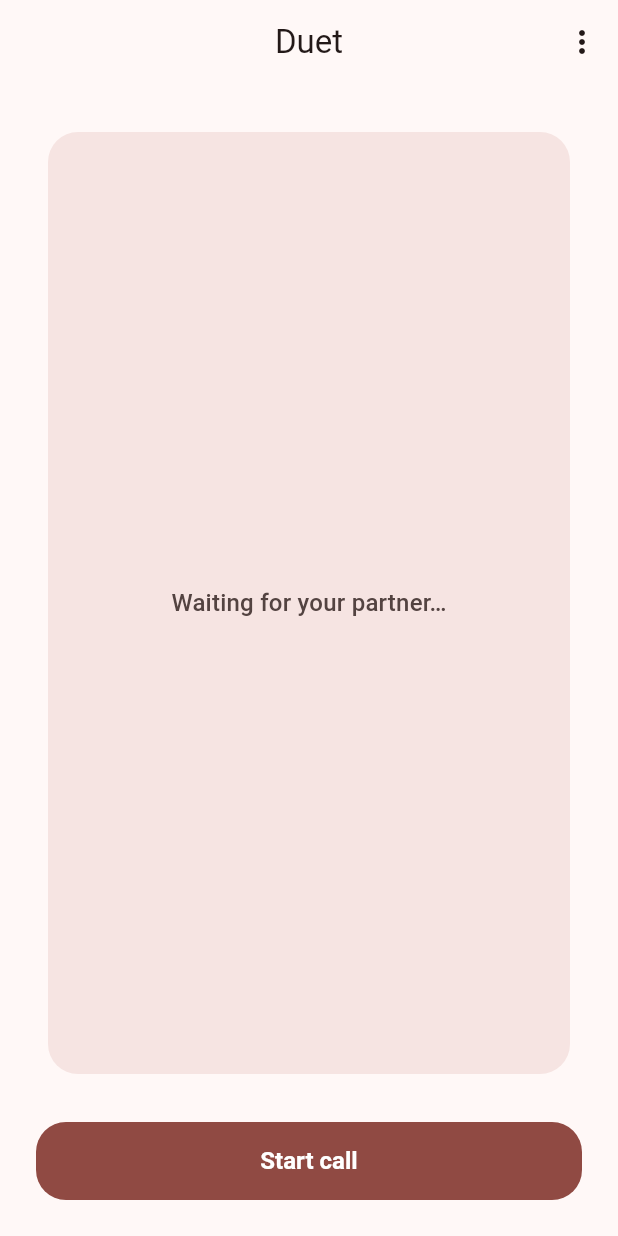
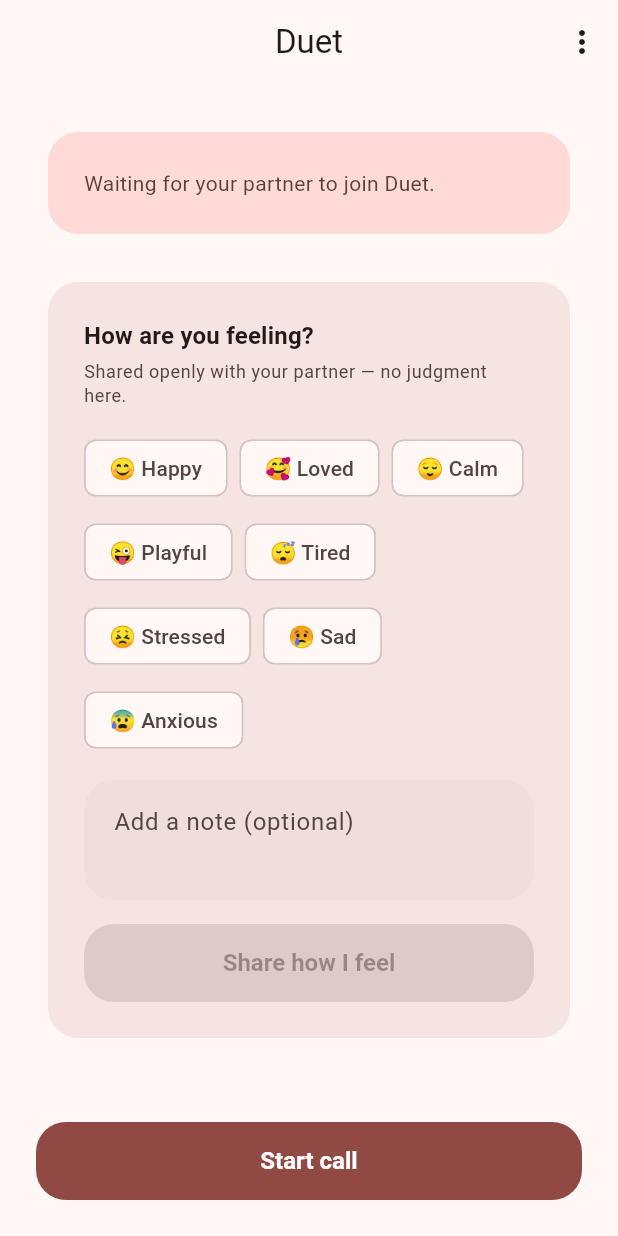
Before and after one commit to kaprafoods-sketch/video-caller, a Flutter app: the screen it shows once a user with an empty profile is signed in, on a phone screen of 412 x 824 dp. Run offline on Flutter 3.47's test engine with Material 3 defaults, Android fonts, the phone set to English and light mode, and no system bars; our stand-ins replace cloud_firestore, cloud_functions, firebase_auth, firebase_core, google_sign_in; accounts and stored records are empty.

Commit message:
Feature 3: Lobby with mood check-ins
- Mood enum (8 moods with emoji) + MoodEntry model
- MoodService.checkIn / watchLatestMood; moods are shared openly with the
  partner (no hidden negativity)
- CoupleService.watchPartner streams the partner's user doc
- PartnerMoodCard shows the partner's current mood as context
  ("Priya is feeling tired") with their note; MoodCheckInCard lets you pick
  a mood + optional note and share it
- Home screen becomes the Lobby: partner mood context + check-in above the
  call action when idle; incoming/in-progress call states unchanged
- Central strings for all mood labels + lobby copy (moodLabel mapping)
- Composite index for the latest-mood-per-user query

Co-Authored-By: Claude Fable 5 <noreply@anthropic.com>
Claude-Session: https://claude.ai/code/session_017x9HPPrA5pugrkvCBsdXkX

```diff
--- /dev/null
+++ b/lib/l10n/mood_labels.dart
@@ -0,0 +1,25 @@
+import '../models/mood.dart';
+import 'strings.dart';
+
+/// Localized display label for a [Mood]. Kept out of the model so the enum
+/// stays presentation-free; update here (and AppStrings) when localizing.
+String moodLabel(Mood mood) {
+  switch (mood) {
+    case Mood.happy:
+      return AppStrings.moodHappy;
+    case Mood.loved:
+      return AppStrings.moodLoved;
+    case Mood.calm:
+      return AppStrings.moodCalm;
+    case Mood.playful:
+      return AppStrings.moodPlayful;
+    case Mood.tired:
+      return AppStrings.moodTired;
+    case Mood.stressed:
+      return AppStrings.moodStressed;
+    case Mood.sad:
+      return AppStrings.moodSad;
+    case Mood.anxious:
+      return AppStrings.moodAnxious;
+  }
+}
--- a/lib/l10n/strings.dart
+++ b/lib/l10n/strings.dart
@@ -48,6 +48,26 @@ abstract final class AppStrings {
 
   // Mood
   static const String partnerMoodPrefix = 'is feeling';
+  static const String moodHappy = 'Happy';
+  static const String moodLoved = 'Loved';
+  static const String moodCalm = 'Calm';
+  static const String moodPlayful = 'Playful';
+  static const String moodTired = 'Tired';
+  static const String moodStressed = 'Stressed';
+  static const String moodSad = 'Sad';
+  static const String moodAnxious = 'Anxious';
+  static const String checkInTitle = 'How are you feeling?';
+  static const String checkInSubtitle =
+      'Shared openly with your partner — no judgment here.';
+  static const String checkInNoteHint = 'Add a note (optional)';
+  static const String saveMood = 'Share how I feel';
+  static const String moodSaved = 'Mood shared 💛';
+  static const String moodSaveError =
+      'Could not save your mood. Please try again.';
+  static const String partnerNoMoodSuffix = "hasn't checked in yet";
+  static const String partnerWaitingToJoin =
+      'Waiting for your partner to join Duet.';
+  static const String yourMoodLabel = 'Your mood';
 
   // Errors
   static const String genericError = 'Something went wrong. Please try again.';
--- /dev/null
+++ b/lib/models/mood.dart
@@ -0,0 +1,20 @@
+enum Mood {
+  happy('😊'),
+  loved('🥰'),
+  calm('😌'),
+  playful('😜'),
+  tired('😴'),
+  stressed('😣'),
+  sad('😢'),
+  anxious('😰');
+
+  const Mood(this.emoji);
+  final String emoji;
+
+  static Mood? fromName(String? name) {
+    for (final m in Mood.values) {
+      if (m.name == name) return m;
+    }
+    return null;
+  }
+}
--- /dev/null
+++ b/lib/models/mood_entry.dart
@@ -0,0 +1,27 @@
+import 'package:cloud_firestore/cloud_firestore.dart';
+
+import 'mood.dart';
+
+class MoodEntry {
+  final String uid;
+  final Mood mood;
+  final String note;
+  final DateTime createdAt;
+
+  const MoodEntry({
+    required this.uid,
+    required this.mood,
+    required this.note,
+    required this.createdAt,
+  });
+
+  factory MoodEntry.fromMap(Map<String, dynamic> map) {
+    return MoodEntry(
+      uid: map['uid'] as String? ?? '',
+      mood: Mood.fromName(map['mood'] as String?) ?? Mood.calm,
+      note: map['note'] as String? ?? '',
+      createdAt: (map['createdAt'] as Timestamp?)?.toDate() ??
+          DateTime.fromMillisecondsSinceEpoch(0),
+    );
+  }
+}
--- a/lib/screens/home_screen.dart
+++ b/lib/screens/home_screen.dart
@@ -5,11 +5,16 @@ import 'package:url_launcher/url_launcher.dart';
 import '../l10n/strings.dart';
 import '../models/app_user.dart';
 import '../models/call.dart';
+import '../models/mood_entry.dart';
 import '../services/auth_service.dart';
 import '../services/call/call_service.dart';
 import '../services/call/call_service_locator.dart';
+import '../services/couple_service.dart';
+import '../services/mood_service.dart';
 import '../services/pairing_service.dart';
 import '../theme/app_theme.dart';
+import '../widgets/mood_check_in_card.dart';
+import '../widgets/partner_mood_card.dart';
 
 /// The main screen shown once the user is signed in and paired.
 class HomeScreen extends StatefulWidget {
@@ -23,6 +28,8 @@ class HomeScreen extends StatefulWidget {
 
 class _HomeScreenState extends State<HomeScreen> {
   bool _starting = false;
+  late final CoupleService _coupleService = CoupleService();
+  late final MoodService _moodService = MoodService();
 
   AppUser get user => widget.user;
 
@@ -165,7 +172,7 @@ class _HomeScreenState extends State<HomeScreen> {
               if (call != null && call.startedBy == user.uid) {
                 return _buildCallInProgress(theme, call);
               }
-              return _buildNoActiveCall(theme);
+              return _buildLobby();
             },
           ),
         ),
@@ -251,23 +258,61 @@ class _HomeScreenState extends State<HomeScreen> {
     );
   }
 
-  Widget _buildNoActiveCall(ThemeData theme) {
+  Widget _buildLobby() {
     return Column(
       crossAxisAlignment: CrossAxisAlignment.stretch,
       children: [
         Expanded(
-          child: Card(
-            child: Padding(
-              padding: const EdgeInsets.all(AppSpacing.lg),
-              child: Center(
-                child: Text(
-                  AppStrings.waitingForPartner,
-                  textAlign: TextAlign.center,
-                  style: theme.textTheme.titleMedium?.copyWith(
-                    color: theme.colorScheme.onSurfaceVariant,
+          child: SingleChildScrollView(
+            child: Column(
+              crossAxisAlignment: CrossAxisAlignment.stretch,
+              children: [
+                // Partner mood section
+                StreamBuilder<AppUser?>(
+                  stream: _coupleService.watchPartner(
+                    coupleId: user.coupleId!,
+                    myUid: user.uid,
                   ),
+                  builder: (context, partnerSnap) {
+                    final partner = partnerSnap.data;
+                    if (partner == null) {
+                      return const PartnerMoodCard(
+                        partner: null,
+                        partnerMood: null,
+                      );
+                    }
+                    return StreamBuilder<MoodEntry?>(
+                      stream: _moodService.watchLatestMood(
+                        coupleId: user.coupleId!,
+                        uid: partner.uid,
+                      ),
+                      builder: (context, moodSnap) => PartnerMoodCard(
+                        partner: partner,
+                        partnerMood: moodSnap.data,
+                      ),
+                    );
+                  },
                 ),
-              ),
+                const SizedBox(height: AppSpacing.md),
+                // My mood check-in section
+                StreamBuilder<MoodEntry?>(
+                  stream: _moodService.watchLatestMood(
+                    coupleId: user.coupleId!,
+                    uid: user.uid,
+                  ),
+                  builder: (context, mySnap) {
+                    final myMood = mySnap.data;
+                    return MoodCheckInCard(
+                      // Recreate when the persisted mood changes so it
+                      // pre-selects correctly.
+                      key: ValueKey('${myMood?.mood.name}|${myMood?.note}'),
+                      coupleId: user.coupleId!,
+                      uid: user.uid,
+                      currentMood: myMood,
+                    );
+                  },
+                ),
+              ],
             ),
           ),
         ),
--- /dev/null
+++ b/lib/services/couple_service.dart
@@ -0,0 +1,31 @@
+import 'package:cloud_firestore/cloud_firestore.dart';
+
+import '../models/app_user.dart';
+
+class CoupleService {
+  CoupleService({FirebaseFirestore? firestore})
+      : _db = firestore ?? FirebaseFirestore.instance;
+  final FirebaseFirestore _db;
+
+  /// Streams the partner's [AppUser] for [coupleId] from the perspective of
+  /// [myUid]. Emits null while the partner is unknown (couple missing, still
+  /// pending, or the partner's user doc absent).
+  Stream<AppUser?> watchPartner({
+    required String coupleId,
+    required String myUid,
+  }) {
+    return _db.collection('couples').doc(coupleId).snapshots().asyncExpand((coupleSnap) {
+      if (!coupleSnap.exists) return Stream<AppUser?>.value(null);
+      final members = List<String>.from(
+        (coupleSnap.data()?['memberUids'] as List<dynamic>?) ?? const [],
+      );
+      final partnerUid = members.firstWhere((u) => u != myUid, orElse: () => '');
+      if (partnerUid.isEmpty) return Stream<AppUser?>.value(null);
+      return _db.collection('users').doc(partnerUid).snapshots().map(
+            (userSnap) => userSnap.exists
+                ? AppUser.fromMap(partnerUid, userSnap.data()!)
+                : null,
+          );
+    });
+  }
+}
--- /dev/null
+++ b/lib/services/mood_service.dart
@@ -0,0 +1,43 @@
+import 'package:cloud_firestore/cloud_firestore.dart';
+
+import '../models/mood.dart';
+import '../models/mood_entry.dart';
+
+class MoodService {
+  MoodService({FirebaseFirestore? firestore})
+      : _db = firestore ?? FirebaseFirestore.instance;
+  final FirebaseFirestore _db;
+
+  CollectionReference<Map<String, dynamic>> _moods(String coupleId) =>
+      _db.collection('couples').doc(coupleId).collection('moods');
+
+  /// Records a new mood check-in for [uid] in the couple. Moods are shared
+  /// openly with the partner — there is no private/hidden mood.
+  Future<void> checkIn({
+    required String coupleId,
+    required String uid,
+    required Mood mood,
+    String note = '',
+  }) {
+    return _moods(coupleId).add({
+      'uid': uid,
+      'mood': mood.name,
+      'note': note,
+      'createdAt': FieldValue.serverTimestamp(),
+    });
+  }
+
+  /// Streams the most recent mood check-in for [uid], or null if none yet.
+  Stream<MoodEntry?> watchLatestMood({
+    required String coupleId,
+    required String uid,
+  }) {
+    return _moods(coupleId)
+        .where('uid', isEqualTo: uid)
+        .orderBy('createdAt', descending: true)
+        .limit(1)
+        .snapshots()
+        .map((qs) =>
+            qs.docs.isEmpty ? null : MoodEntry.fromMap(qs.docs.first.data()));
+  }
+}
--- /dev/null
+++ b/lib/widgets/mood_check_in_card.dart
@@ -0,0 +1,133 @@
+import 'package:flutter/material.dart';
+
+import '../l10n/mood_labels.dart';
+import '../l10n/strings.dart';
+import '../models/mood.dart';
+import '../models/mood_entry.dart';
+import '../services/mood_service.dart';
+import '../theme/app_theme.dart';
+
+class MoodCheckInCard extends StatefulWidget {
+  const MoodCheckInCard({
+    super.key,
+    required this.coupleId,
+    required this.uid,
+    required this.currentMood,
+    this.moodService,
+  });
+
+  final String coupleId;
+  final String uid;
+  final MoodEntry? currentMood;
+  final MoodService? moodService;
+
+  @override
+  State<MoodCheckInCard> createState() => _MoodCheckInCardState();
+}
+
+class _MoodCheckInCardState extends State<MoodCheckInCard> {
+  Mood? _selected;
+  late final TextEditingController _noteController;
+  bool _saving = false;
+  late final MoodService _service = widget.moodService ?? MoodService();
+
+  @override
+  void initState() {
+    super.initState();
+    _selected = widget.currentMood?.mood;
+    _noteController = TextEditingController(
+      text: widget.currentMood?.note ?? '',
+    );
+  }
+
+  @override
+  void dispose() {
+    _noteController.dispose();
+    super.dispose();
+  }
+
+  Future<void> _save() async {
+    setState(() => _saving = true);
+    try {
+      await _service.checkIn(
+        coupleId: widget.coupleId,
+        uid: widget.uid,
+        mood: _selected!,
+        note: _noteController.text.trim(),
+      );
+      if (!mounted) return;
+      ScaffoldMessenger.of(context).showSnackBar(
+        const SnackBar(content: Text(AppStrings.moodSaved)),
+      );
+    } catch (_) {
+      if (!mounted) return;
+      ScaffoldMessenger.of(context).showSnackBar(
+        const SnackBar(content: Text(AppStrings.moodSaveError)),
+      );
+    } finally {
+      if (mounted) setState(() => _saving = false);
+    }
+  }
+
+  @override
+  Widget build(BuildContext context) {
+    final theme = Theme.of(context);
+
+    return Card(
+      child: Padding(
+        padding: const EdgeInsets.all(AppSpacing.lg),
+        child: Column(
+          crossAxisAlignment: CrossAxisAlignment.start,
+          mainAxisSize: MainAxisSize.min,
+          children: [
+            Text(
+              AppStrings.checkInTitle,
+              style: theme.textTheme.titleMedium?.copyWith(
+                fontWeight: FontWeight.bold,
+              ),
+            ),
+            const SizedBox(height: AppSpacing.xs),
+            Text(
+              AppStrings.checkInSubtitle,
+              style: theme.textTheme.bodySmall?.copyWith(
+                color: theme.colorScheme.onSurfaceVariant,
+              ),
+            ),
+            const SizedBox(height: AppSpacing.md),
+            Wrap(
+              spacing: AppSpacing.sm,
+              runSpacing: AppSpacing.sm,
+              children: [
+                for (final mood in Mood.values)
+                  ChoiceChip(
+                    label: Text('${mood.emoji} ${moodLabel(mood)}'),
+                    selected: _selected == mood,
+                    onSelected: (_) => setState(() => _selected = mood),
+                  ),
+              ],
+            ),
+            const SizedBox(height: AppSpacing.md),
+            TextField(
+              controller: _noteController,
+              maxLines: 2,
+              decoration: const InputDecoration(
+                hintText: AppStrings.checkInNoteHint,
+              ),
+            ),
+            const SizedBox(height: AppSpacing.md),
+            FilledButton(
+              onPressed: (_selected == null || _saving) ? null : _save,
+              child: _saving
+                  ? const SizedBox(
+                      height: 20,
+                      width: 20,
+                      child: CircularProgressIndicator(strokeWidth: 2),
+                    )
+                  : const Text(AppStrings.saveMood),
+            ),
+          ],
+        ),
+      ),
+    );
+  }
+}
--- /dev/null
+++ b/lib/widgets/partner_mood_card.dart
@@ -0,0 +1,103 @@
+import 'package:flutter/material.dart';
+
+import '../l10n/mood_labels.dart';
+import '../l10n/strings.dart';
+import '../models/app_user.dart';
+import '../models/mood_entry.dart';
+import '../theme/app_theme.dart';
+
+class PartnerMoodCard extends StatelessWidget {
+  const PartnerMoodCard({
+    super.key,
+    required this.partner,
+    required this.partnerMood,
+  });
+
+  final AppUser? partner;
+  final MoodEntry? partnerMood;
+
+  @override
+  Widget build(BuildContext context) {
+    final theme = Theme.of(context);
+    final colorScheme = theme.colorScheme;
+
+    if (partner == null) {
+      return Card(
+        color: colorScheme.secondaryContainer,
+        child: Padding(
+          padding: const EdgeInsets.all(AppSpacing.lg),
+          child: Text(
+            AppStrings.partnerWaitingToJoin,
+            style: theme.textTheme.bodyMedium?.copyWith(
+              color: colorScheme.onSecondaryContainer,
+            ),
+          ),
+        ),
+      );
+    }
+
+    final name =
+        partner!.displayName.trim().isEmpty ? 'Partner' : partner!.displayName;
+
+    if (partnerMood == null) {
+      return Card(
+        color: colorScheme.secondaryContainer,
+        child: Padding(
+          padding: const EdgeInsets.all(AppSpacing.lg),
+          child: Text(
+            '$name ${AppStrings.partnerNoMoodSuffix}',
+            style: theme.textTheme.bodyMedium?.copyWith(
+              color: colorScheme.onSecondaryContainer,
+            ),
+          ),
+        ),
+      );
+    }
+
+    final mood = partnerMood!;
+    final note = mood.note.trim();
+
+    return Card(
+      color: colorScheme.secondaryContainer,
+      child: Padding(
+        padding: const EdgeInsets.all(AppSpacing.lg),
+        child: Column(
+          crossAxisAlignment: CrossAxisAlignment.start,
+          mainAxisSize: MainAxisSize.min,
+          children: [
+            Row(
+              children: [
+                Text(
+                  mood.mood.emoji,
+                  style: const TextStyle(fontSize: 32),
+                ),
+                const SizedBox(width: AppSpacing.sm),
+                Expanded(
+                  child: Text(
+                    '$name ${AppStrings.partnerMoodPrefix} '
+                    '${moodLabel(mood.mood).toLowerCase()}',
+                    style: theme.textTheme.titleMedium?.copyWith(
+                      color: colorScheme.onSecondaryContainer,
+                      fontWeight: FontWeight.w600,
+                    ),
+                  ),
+                ),
+              ],
+            ),
+            if (note.isNotEmpty) ...[
+              const SizedBox(height: AppSpacing.sm),
+              Text(
+                note,
+                style: theme.textTheme.bodySmall?.copyWith(
+                  color: colorScheme.onSecondaryContainer.withValues(
+                    alpha: 0.75,
+                  ),
+                ),
+              ),
+            ],
+          ],
+        ),
+      ),
+    );
+  }
+}
```
Also changed, not shown: firestore.indexes.json (+8 -0 lines).
